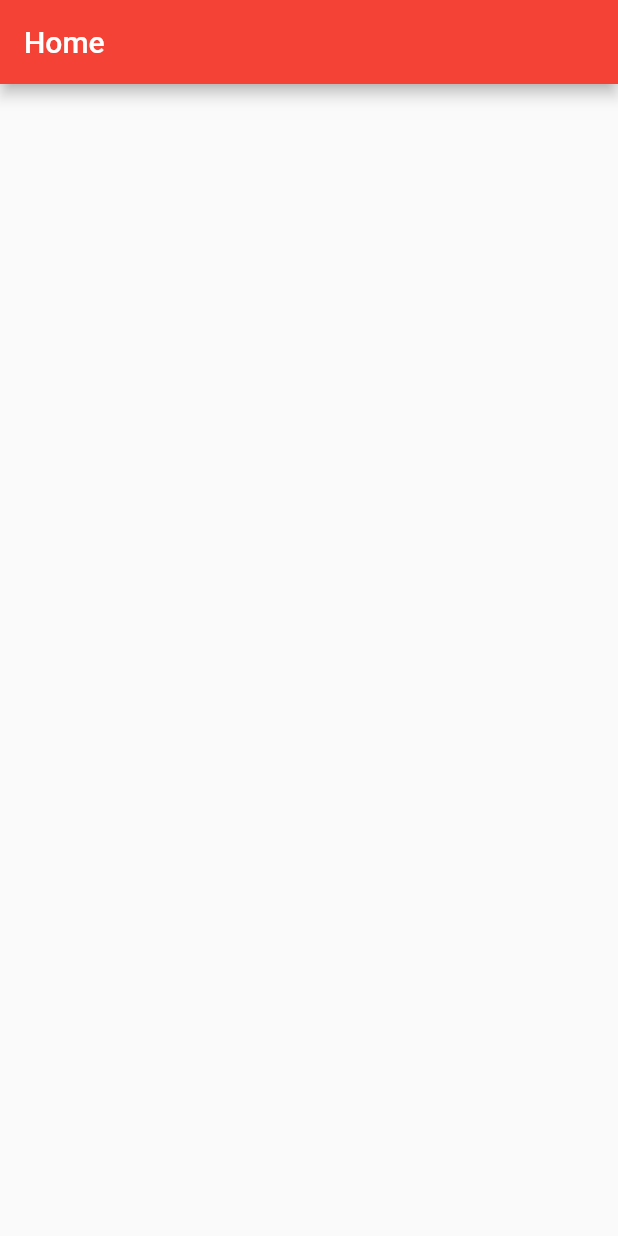
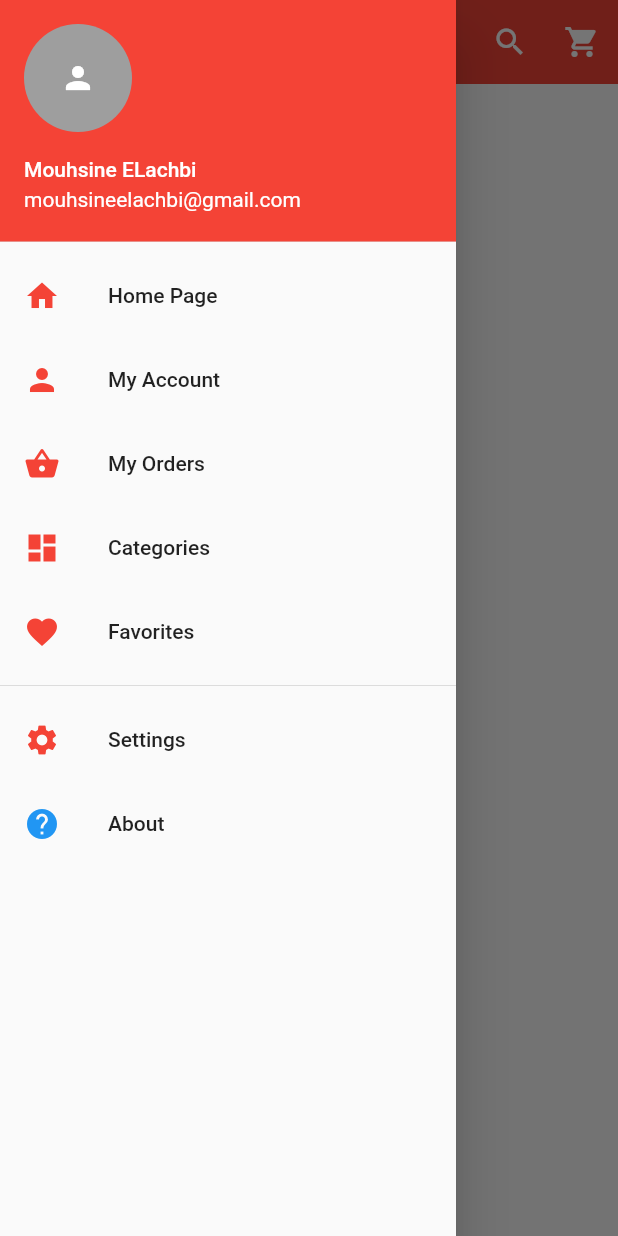
Before and after one commit to mouhsineelachbi/ShopApp, a Flutter app: the screen it shows after launch, with the side drawer open (before the commit the screen has no drawer), on a phone screen of 412 x 824 dp. Run offline on Flutter 3.47's test engine with Material 2 defaults, Android fonts, the phone set to English and light mode, and no system bars.

Commit message:
Top bar with action buttons shopping card and search and then the drawer, ListView in drawer with ListTiles inside an inkwell

```diff
--- a/lib/main.dart
+++ b/lib/main.dart
@@ -1,6 +1,6 @@
 import 'package:flutter/material.dart';
 
-void main(){
+void main() {
   runApp(
     MaterialApp(
       debugShowCheckedModeBanner: false,
@@ -8,7 +8,6 @@ void main(){
     ),
   );
 }
-
 
 class HomePage extends StatefulWidget {
   @override
@@ -20,8 +19,96 @@ class _HomePageState extends State<HomePage> {
   Widget build(BuildContext context) {
     return Scaffold(
       appBar: AppBar(
+        elevation: 0.0,
         backgroundColor: Colors.red,
         title: Text("Home"),
+        actions: [
+          new IconButton(
+            icon: Icon(
+              Icons.search,
+              color: Colors.white,
+            ),
+            onPressed: () {},
+          ),
+          new IconButton(
+            icon: Icon(
+              Icons.shopping_cart,
+              color: Colors.white,
+            ),
+            onPressed: () {},
+          ),
+        ],
+      ),
+      drawer: Drawer(
+        child: ListView(
+          children: [
+            // Header
+            new UserAccountsDrawerHeader(
+                accountName: Text("Mouhsine ELachbi"),
+                accountEmail: Text("mouhsineelachbi@gmail.com"),
+                currentAccountPicture: GestureDetector(
+                  child: new CircleAvatar(
+                    backgroundColor: Colors.grey,
+                    child: Icon(Icons.person, color: Colors.white,),
+                  ),
+                ),
+              decoration: new BoxDecoration(
+                color: Colors.red,
+              ),
+            ),
+            // Body
+            InkWell(
+              onTap: (){},
+              child: ListTile(
+                title: Text("Home Page"),
+                leading: Icon(Icons.home, color: Colors.red,),
+              ),
+            ),
+            InkWell(
+              onTap: (){},
+              child: ListTile(
+                title: Text("My Account"),
+                leading: Icon(Icons.person, color: Colors.red,),
+              ),
+            ),
+            InkWell(
+              onTap: (){},
+              child: ListTile(
+                title: Text("My Orders"),
+                leading: Icon(Icons.shopping_basket, color: Colors.red,),
+              ),
+            ),
+            InkWell(
+              onTap: (){},
+              child: ListTile(
+                title: Text("Categories"),
+                leading: Icon(Icons.dashboard, color: Colors.red,),
+              ),
+            ),
+            InkWell(
+              onTap: (){},
+              child: ListTile(
+                title: Text("Favorites"),
+                leading: Icon(Icons.favorite, color: Colors.red,),
+              ),
+            ),
+            Divider(),
+            InkWell(
+              onTap: (){},
+              child: ListTile(
+                title: Text("Settings"),
+                leading: Icon(Icons.settings, color: Colors.red,),
+              ),
+            ),
+            InkWell(
+              onTap: (){},
+              child: ListTile(
+                title: Text("About"),
+                leading: Icon(Icons.help, color: Colors.blue,),
+              ),
+            ),
+          ],
+        ),
       ),
     );
   }
```
